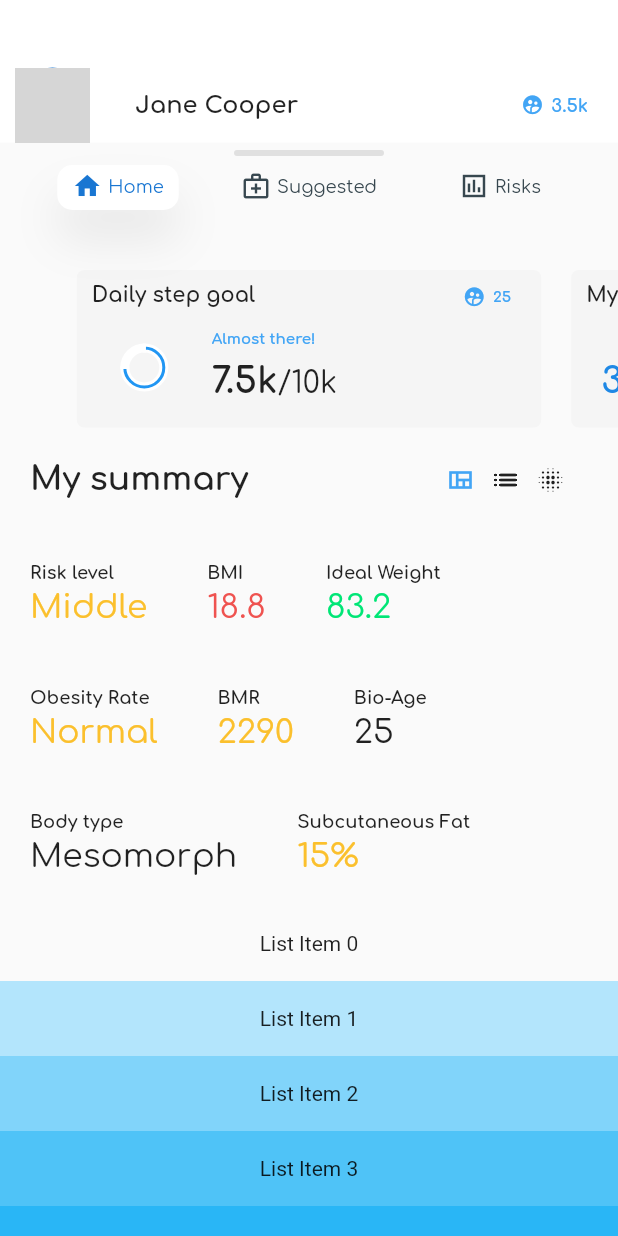
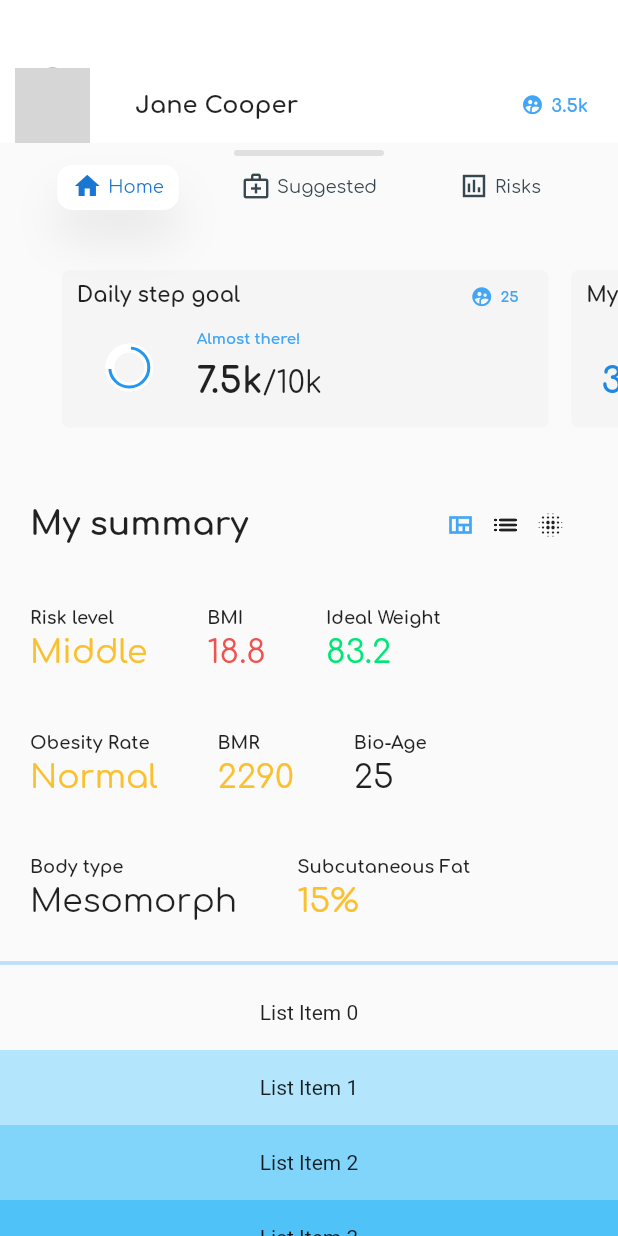
Before and after one commit to pelegopego/clone_longevity, a Flutter app: the screen it shows after launch, on a phone screen of 412 x 824 dp. Run offline on Flutter 3.47's test engine with Material 2 defaults, Android fonts, the light colour scheme and no system bars; drawn by our look-alikes of carousel_slider; our stand-ins replace charts_flutter; network calls fail; grey boxes are pictures that could not be loaded.

Commit message:
Tiny visual ajusts

```diff
--- a/lib/src/features/DashBoard.dart
+++ b/lib/src/features/DashBoard.dart
@@ -166,6 +166,12 @@ class _ItemListViewState extends State<ItemListView>
           ),
         ),
         Summary(),
+        SliverToBoxAdapter(
+          child: Divider(
+            thickness: 2.5,
+            color: Colors.blue[100],
+          ),
+        ),
         SliverFixedExtentList(
           itemExtent: 50.0,
           delegate: SliverChildBuilderDelegate(
--- a/lib/src/features/Summary.dart
+++ b/lib/src/features/Summary.dart
@@ -41,7 +41,7 @@ class _SummaryState extends State<Summary> {
             child:
                 Column(crossAxisAlignment: CrossAxisAlignment.start, children: [
       Container(
-          padding: EdgeInsets.all(20),
+          padding: EdgeInsets.only(top: 50, bottom: 20, left: 20, right: 20),
           child: Row(children: [
             const Expanded(
               child: Text(
--- a/lib/src/features/cards/DailyStep.dart
+++ b/lib/src/features/cards/DailyStep.dart
@@ -37,7 +37,7 @@ class _DailyStepsState extends State<DailySteps> {
   @override
   Widget build(BuildContext context) {
     return Padding(
-      padding: EdgeInsets.only(left: 10, right: 10),
+      padding: EdgeInsets.only(right: 5),
       child: Container(
         height: 50,
         decoration: BoxDecoration(
```
